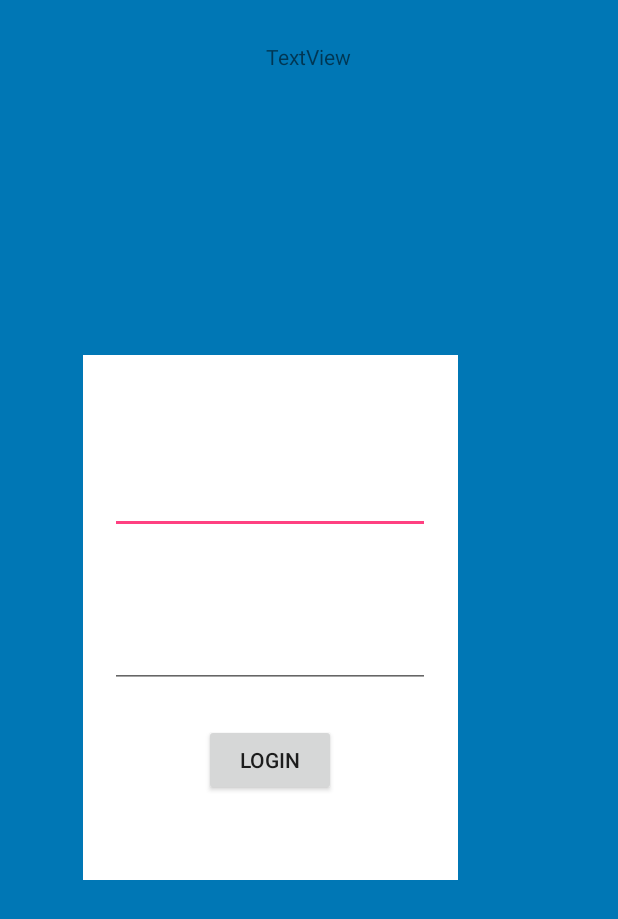
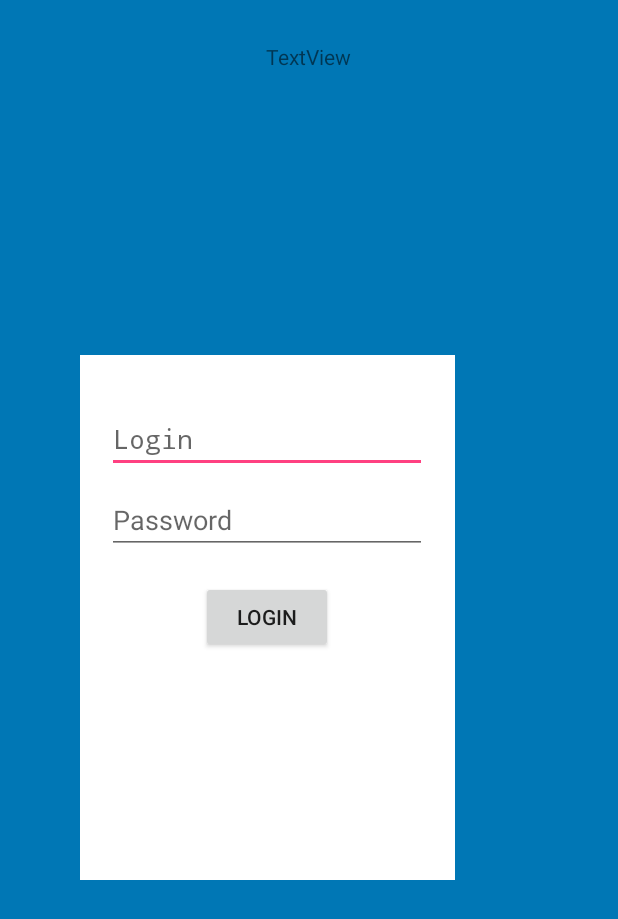
Before and after one commit to DJdhruv/GetPlaced, an Android app: the companylogin screen opened directly, with no data from a screen before it, on a phone screen of 412 x 824 dp. Shown: the top 919 px of the screen. Run offline under Robolectric (Android 15) with nearby library versions, the light colour scheme and no system bars.

Commit message:
Changed the layout

```diff
--- a/app/src/main/res/layout/activity_companylogin.xml
+++ b/app/src/main/res/layout/activity_companylogin.xml
@@ -21,18 +21,21 @@
         android:layout_width="250dp"
         android:layout_height="350dp"
         android:background="#ffffff"
+        android:layout_marginStart="53dp"
         android:layout_centerVertical="true"
-        android:layout_alignParentStart="true"
-        android:layout_marginStart="55dp">
+        android:layout_alignParentStart="true">
+
         <EditText
             android:id="@+id/emailaddress"
             android:layout_width="wrap_content"
             android:layout_height="wrap_content"
             android:ems="10"
+            android:fontFamily="monospace"
+            android:hint="Login"
             android:inputType="textEmailAddress"
-            android:layout_marginBottom="57dp"
-            android:layout_above="@+id/password"
-            android:layout_centerHorizontal="true" />
+            android:layout_alignParentTop="true"
+            android:layout_centerHorizontal="true"
+            android:layout_marginTop="33dp" />
 
 
         <EditText
@@ -41,10 +44,11 @@
             android:layout_height="wrap_content"
             android:layout_weight="1"
             android:ems="10"
+            android:hint="Password"
             android:inputType="textPassword"
-            android:layout_marginBottom="24dp"
-            android:layout_above="@+id/button"
-            android:layout_alignStart="@+id/emailaddress" />
+            android:layout_alignTop="@+id/emailaddress"
+            android:layout_alignStart="@+id/emailaddress"
+            android:layout_marginTop="54dp" />
 
 
         <Button
@@ -53,9 +57,8 @@
             android:layout_height="wrap_content"
             android:layout_weight="1"
             android:text="Login"
-            android:layout_alignParentBottom="true"
-            android:layout_centerHorizontal="true"
-            android:layout_marginBottom="56dp" />
+            android:layout_centerVertical="true"
+            android:layout_centerHorizontal="true" />
     </RelativeLayout>
 
 
```
